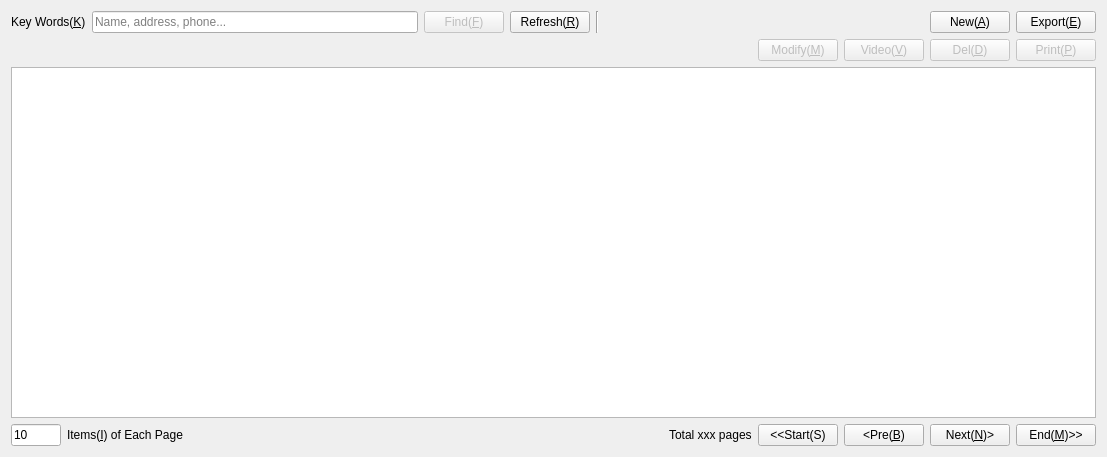
First picture: the form in regbclt/ui/MemberManageView.ui, repository samwellzuk/regbook, before the edit.
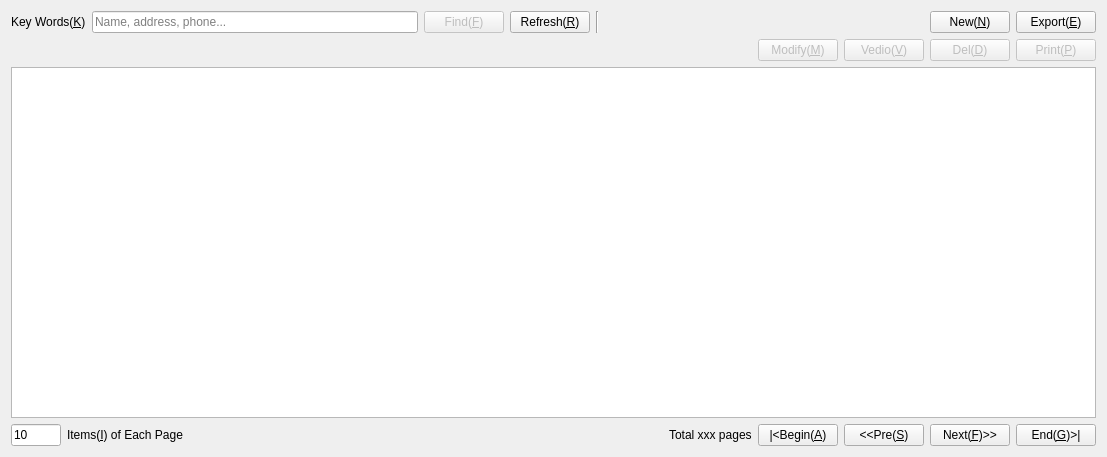
Second picture: the form after the edit.

Commit message: finish photo manage

The edit to the form file:
```diff
--- a/regbclt/ui/MemberManageView.ui
+++ b/regbclt/ui/MemberManageView.ui
@@ -73,7 +73,7 @@
      <item>
       <widget class="QPushButton" name="addButton">
        <property name="text">
-        <string>New(&amp;A)</string>
+        <string>New(&amp;N)</string>
        </property>
       </widget>
      </item>
@@ -117,7 +117,7 @@
         <bool>false</bool>
        </property>
        <property name="text">
-        <string>Video(&amp;V)</string>
+        <string>Vedio(&amp;V)</string>
        </property>
       </widget>
      </item>
@@ -216,28 +216,28 @@
      <item>
       <widget class="QPushButton" name="startButton">
        <property name="text">
-        <string>&lt;&lt;Start(S)</string>
+        <string>|&lt;Begin(&amp;A)</string>
        </property>
       </widget>
      </item>
      <item>
       <widget class="QPushButton" name="preButton">
        <property name="text">
-        <string>&lt;Pre(&amp;B)</string>
+        <string>&lt;&lt;Pre(&amp;S)</string>
        </property>
       </widget>
      </item>
      <item>
       <widget class="QPushButton" name="nextButton">
        <property name="text">
-        <string>Next(&amp;N)&gt;</string>
+        <string>Next(&amp;F)&gt;&gt;</string>
        </property>
       </widget>
      </item>
      <item>
       <widget class="QPushButton" name="endButton">
        <property name="text">
-        <string>End(&amp;M)&gt;&gt;</string>
+        <string>End(&amp;G)&gt;|</string>
        </property>
       </widget>
      </item>
```
The commit also changes 22 other files.
